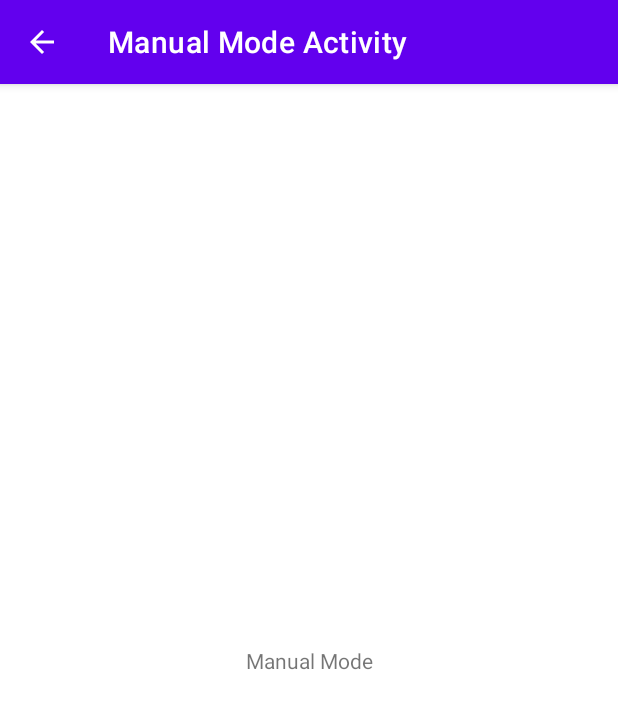
After one commit to hkucs-makerlab/Play-Connect4-with-Robotic-Arm-via-App, an Android app: the ManualActivity screen opened directly, with no data from a screen before it, on a phone screen of 412 x 824 dp. The commit adds this screen. Shown: the top 709 px of the screen. Run offline under Robolectric (Android 15) with nearby library versions, the phone set to English and light mode, and no system bars.

Commit message:
[Alan] created two more activities: auto and manual

```diff
--- /dev/null
+++ b/app/src/main/java/hk/hku/cs/fyp_connectfourbot/ManualActivity.java
@@ -0,0 +1,14 @@
+package hk.hku.cs.fyp_connectfourbot;
+
+import androidx.appcompat.app.AppCompatActivity;
+
+import android.os.Bundle;
+
+public class ManualActivity extends AppCompatActivity {
+
+    @Override
+    protected void onCreate(Bundle savedInstanceState) {
+        super.onCreate(savedInstanceState);
+        setContentView(R.layout.activity_manual);
+    }
+}
--- /dev/null
+++ b/app/src/main/res/layout/activity_manual.xml
@@ -0,0 +1,18 @@
+<?xml version="1.0" encoding="utf-8"?>
+<androidx.constraintlayout.widget.ConstraintLayout xmlns:android="http://schemas.android.com/apk/res/android"
+    xmlns:app="http://schemas.android.com/apk/res-auto"
+    xmlns:tools="http://schemas.android.com/tools"
+    android:layout_width="match_parent"
+    android:layout_height="match_parent"
+    tools:context=".ManualActivity">
+
+    <TextView
+        android:id="@+id/textView"
+        android:layout_width="wrap_content"
+        android:layout_height="wrap_content"
+        android:text="Manual Mode"
+        app:layout_constraintBottom_toBottomOf="parent"
+        app:layout_constraintEnd_toEndOf="parent"
+        app:layout_constraintStart_toStartOf="parent"
+        app:layout_constraintTop_toTopOf="parent" />
+</androidx.constraintlayout.widget.ConstraintLayout>
```
Also changed, not shown: app/src/main/AndroidManifest.xml (+25 -6 lines), app/src/main/java/hk/hku/cs/fyp_connectfourbot/AutoActivity.java (added, +131 -0 lines), app/src/main/java/hk/hku/cs/fyp_connectfourbot/MainActivity.java (+11 -97 lines), app/src/main/res/layout/activity_auto.xml (added, +16 -0 lines), app/src/main/res/layout/activity_main.xml (+20 -10 lines), openCVLibrary3416/src/main/java/org/opencv/android/CameraBridgeViewBase.java (+28 -7 lines), 5 other files.
